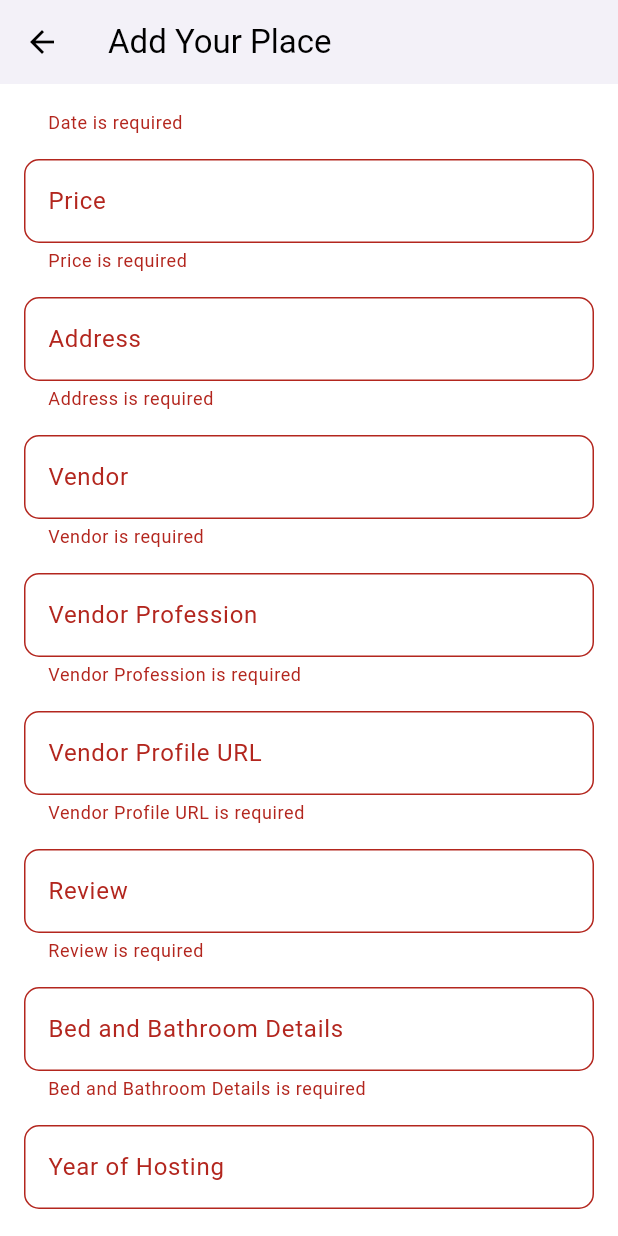
After one commit to MohammadHishamm/AirBnB-mobile, a Flutter app: the AddPlaceScreen screen opened directly, scrolled down 398 dp, after a tap on "Submit", on a phone screen of 412 x 824 dp. The commit adds this screen. Run offline on Flutter 3.47's test engine with Material 3 defaults, Android fonts, the phone set to English and light mode, and no system bars; our stand-ins replace another_carousel_pro, cloud_firestore, firebase_auth, firebase_core, font_awesome_flutter, google_sign_in; accounts and stored records are empty; network calls fail.

Commit message:
addNewPlaceScreen & save to DB (image not working)

```diff
--- a/airbnb/lib/components/display_place.dart
+++ b/airbnb/lib/components/display_place.dart
@@ -15,7 +15,7 @@ class DisplayPlace extends StatefulWidget {
 class _DisplayPlaceState extends State<DisplayPlace> {
   // collection for place items
   final CollectionReference placeCollection =
-      FirebaseFirestore.instance.collection("myAppCpollection");
+      FirebaseFirestore.instance.collection("myAppCollection");
   @override
   Widget build(BuildContext context) {
     Size size = MediaQuery.of(context).size;
--- a/airbnb/lib/model/place_model.dart
+++ b/airbnb/lib/model/place_model.dart
@@ -2,15 +2,15 @@
 import 'dart:math';
 import 'package:cloud_firestore/cloud_firestore.dart';
 
-Future<void> savePlacesToFirebase() async {
+Future<void> savePlaceToFirebase(Place place) async {
   final CollectionReference ref =
-      FirebaseFirestore.instance.collection("myAppCpollection");
-  for (final Place place in listOfPlace) {
-    final String id =
-        DateTime.now().toIso8601String() + Random().nextInt(1000).toString();
-    ref.doc("das");
-    await ref.doc(id).set(place.toMap());
-  }
+      FirebaseFirestore.instance.collection("myAppCollection");
+
+  final String id =
+      DateTime.now().toIso8601String() + Random().nextInt(1000).toString();
+
+  // Save the individual place object to Firebase
+  await ref.doc(id).set(place.toMap());
 }
 
 class Place {
--- /dev/null
+++ b/airbnb/lib/view/add_place_screen.dart
@@ -0,0 +1,169 @@
+import 'package:flutter/material.dart';
+import 'package:airbnb/model/place_model.dart';
+import 'package:cloud_firestore/cloud_firestore.dart';
+
+class AddPlaceScreen extends StatefulWidget {
+  const AddPlaceScreen({super.key});
+
+  @override
+  State<AddPlaceScreen> createState() => _AddPlaceScreenState();
+}
+
+class _AddPlaceScreenState extends State<AddPlaceScreen> {
+  final _formKey = GlobalKey<FormState>();
+
+  // Controllers for each form field
+  final TextEditingController _titleController = TextEditingController();
+  final TextEditingController _imageController = TextEditingController();
+  final TextEditingController _ratingController = TextEditingController();
+  final TextEditingController _dateController = TextEditingController();
+  final TextEditingController _priceController = TextEditingController();
+  final TextEditingController _addressController = TextEditingController();
+  final TextEditingController _vendorController = TextEditingController();
+  final TextEditingController _vendorProfessionController =
+      TextEditingController();
+  final TextEditingController _vendorProfileController =
+      TextEditingController();
+  final TextEditingController _reviewController = TextEditingController();
+  final TextEditingController _bedAndBathroomController =
+      TextEditingController();
+  final TextEditingController _yearOfHostingController =
+      TextEditingController();
+  final TextEditingController _latitudeController = TextEditingController();
+  final TextEditingController _longitudeController = TextEditingController();
+
+  bool _isActive = true;
+  List<String> _imageUrls = [];
+
+  // Form submit function
+  void _submitForm() {
+    if (_formKey.currentState!.validate()) {
+      _formKey.currentState!.save();
+
+      final place = Place(
+        title: _titleController.text,
+        isActive: _isActive,
+        image: _imageController.text,
+        rating: double.parse(_ratingController.text),
+        date: _dateController.text,
+        price: int.parse(_priceController.text),
+        address: _addressController.text,
+        vendor: _vendorController.text,
+        vendorProfession: _vendorProfessionController.text,
+        vendorProfile: _vendorProfileController.text,
+        review: int.parse(_reviewController.text),
+        bedAndBathroom: _bedAndBathroomController.text,
+        yearOfHostin: int.parse(_yearOfHostingController.text),
+        latitude: double.parse(_latitudeController.text),
+        longitude: double.parse(_longitudeController.text),
+        imageUrls: _imageUrls,
+      );
+
+      // Call savePlaceToFirebase to save the place
+      savePlaceToFirebase(place);
+
+      ScaffoldMessenger.of(context).showSnackBar(
+        const SnackBar(content: Text('Place added successfully!')),
+      );
+      Navigator.pop(context);
+    }
+  }
+
+  @override
+  Widget build(BuildContext context) {
+    return Scaffold(
+      appBar: AppBar(
+        title: const Text('Add Your Place'),
+        backgroundColor: Colors.white,
+        foregroundColor: Colors.black,
+        elevation: 0,
+      ),
+      backgroundColor: Colors.white,
+      body: Padding(
+        padding: const EdgeInsets.all(16.0),
+        child: SingleChildScrollView(
+          child: Form(
+            key: _formKey,
+            child: Column(
+              crossAxisAlignment: CrossAxisAlignment.start,
+              children: [
+                _buildTextField(_titleController, "Title"),
+                _buildSwitchField("Is Active", _isActive, (value) {
+                  setState(() {
+                    _isActive = value;
+                  });
+                }),
+                _buildTextField(_imageController, "Image URL"),
+                _buildTextField(_ratingController, "Rating", isNumeric: true),
+                _buildTextField(_dateController, "Date"),
+                _buildTextField(_priceController, "Price", isNumeric: true),
+                _buildTextField(_addressController, "Address"),
+                _buildTextField(_vendorController, "Vendor"),
+                _buildTextField(
+                    _vendorProfessionController, "Vendor Profession"),
+                _buildTextField(_vendorProfileController, "Vendor Profile URL"),
+                _buildTextField(_reviewController, "Review", isNumeric: true),
+                _buildTextField(
+                    _bedAndBathroomController, "Bed and Bathroom Details"),
+                _buildTextField(_yearOfHostingController, "Year of Hosting",
+                    isNumeric: true),
+                _buildTextField(_latitudeController, "Latitude",
+                    isNumeric: true),
+                _buildTextField(_longitudeController, "Longitude",
+                    isNumeric: true),
+                const SizedBox(height: 20),
+                ElevatedButton(
+                  onPressed: _submitForm,
+                  style: ElevatedButton.styleFrom(
+                    backgroundColor: Colors.black,
+                    padding: const EdgeInsets.symmetric(
+                        horizontal: 30, vertical: 12),
+                  ),
+                  child: const Text(
+                    "Submit",
+                    style: TextStyle(fontSize: 18, color: Colors.white),
+                  ),
+                ),
+              ],
+            ),
+          ),
+        ),
+      ),
+    );
+  }
+
+  // Reusable text field widget
+  Widget _buildTextField(TextEditingController controller, String label,
+      {bool isNumeric = false}) {
+    return Padding(
+      padding: const EdgeInsets.symmetric(vertical: 8.0),
+      child: TextFormField(
+        controller: controller,
+        keyboardType: isNumeric ? TextInputType.number : TextInputType.text,
+        decoration: InputDecoration(
+          labelText: label,
+          border: OutlineInputBorder(
+            borderRadius: BorderRadius.circular(10.0),
+          ),
+        ),
+        validator: (value) {
+          if (value == null || value.isEmpty) {
+            return '$label is required';
+          }
+          return null;
+        },
+      ),
+    );
+  }
+
+  // Reusable switch widget
+  Widget _buildSwitchField(
+      String label, bool value, void Function(bool) onChanged) {
+    return SwitchListTile(
+      title: Text(label),
+      value: value,
+      onChanged: onChanged,
+      activeColor: Colors.black,
+    );
+  }
+}
--- a/airbnb/lib/view/profile_page.dart
+++ b/airbnb/lib/view/profile_page.dart
@@ -1,4 +1,5 @@
 import 'package:airbnb/view/Login_screen.dart';
+import 'package:airbnb/view/add_place_screen.dart';
 import 'package:airbnb/view/detailed_profile.dart';
 import 'package:firebase_auth/firebase_auth.dart';
 import 'package:airbnb/Authentication/google_auth.dart';
@@ -159,7 +160,17 @@ class ProfilePage extends StatelessWidget {
                   ),
                 ),
                 const SizedBox(height: 25),
-                profileInfo(Icons.add_home_outlined, "List your space"),
+                GestureDetector(
+                  onTap: () {
+                    Navigator.push(
+                      context,
+                      MaterialPageRoute(
+                          builder: (context) => const AddPlaceScreen()),
+                    );
+                  },
+                  child:
+                      profileInfo(Icons.add_home_outlined, "List your space"),
+                ),
                 profileInfo(Icons.home_outlined, "Learn about hosting"),
                 const SizedBox(height: 15),
                 const Text(
--- a/airbnb/lib/view/wishlists.dart
+++ b/airbnb/lib/view/wishlists.dart
@@ -78,7 +78,7 @@ class _WishlistsState extends State<Wishlists> {
                             String favorite = favoriteItems[index];
                             return FutureBuilder(
                                 future: FirebaseFirestore.instance
-                                    .collection("myAppCpollection")
+                                    .collection("myAppCollection")
                                     .doc(favorite)
                                     .get(),
                                 builder: (context, snapShot) {
```
